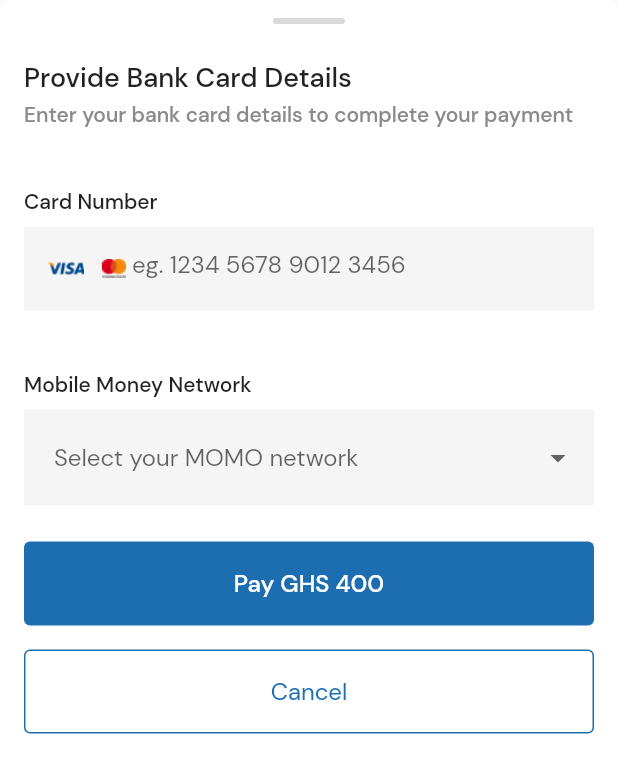
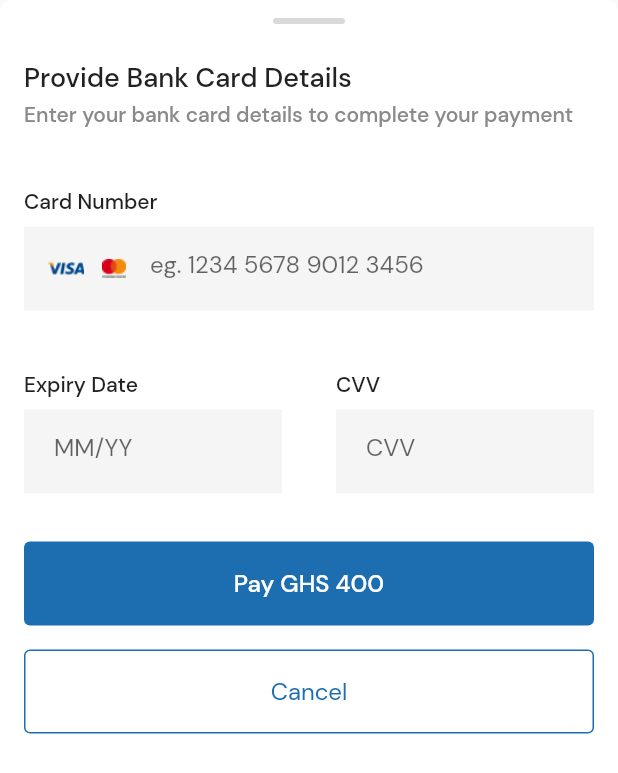
Before and after one commit to uxderrick/hostel_hub, a Flutter app: the CardBottomSheet widget shown alone on an empty page, opened directly, on a phone screen of 412 x 824 dp. Shown: the top 773 px of the screen. Run offline on Flutter 3.47's test engine with Material 2 defaults, Android fonts, the phone set to English and light mode, and no system bars; our stand-ins replace contained_tab_bar_view, modal_bottom_sheet, smooth_page_indicator, styled_text, timer_count_down.

```diff
--- a/lib/Screens/card_bottomsheet.dart
+++ b/lib/Screens/card_bottomsheet.dart
@@ -1,5 +1,6 @@
 import 'package:flutter/material.dart';
 import 'package:flutter/services.dart';
+import 'package:hostel_hub/Screens/processing_1.dart';
 
 class CardBottomSheet extends StatefulWidget {
   const CardBottomSheet({super.key});
@@ -68,6 +69,7 @@ class _CardBottomSheetState extends State<CardBottomSheet> {
                   height: 56,
                   child: TextFormField(
                     inputFormatters: [
+                      LengthLimitingTextInputFormatter(19),
                       FilteringTextInputFormatter.digitsOnly,
                       CardNumberFormatter()
                     ],
@@ -75,7 +77,7 @@ class _CardBottomSheetState extends State<CardBottomSheet> {
                     keyboardType: TextInputType.number,
                     decoration: InputDecoration(
                       prefixIcon: SizedBox(
-                        width: 72,
+                        width: 84,
                         child: Row(
                           children: const [
                             SizedBox(
@@ -105,65 +107,78 @@ class _CardBottomSheetState extends State<CardBottomSheet> {
             const SizedBox(
               height: 40,
             ),
+            Row(
+              children: [
+                Column(
+                  crossAxisAlignment: CrossAxisAlignment.start,
+                  children: [
                     const Text(
-              'Mobile Money Network',
-              style: TextStyle(fontWeight: FontWeight.w500, fontSize: 14),
+                      'Expiry Date',
+                      style:
+                          TextStyle(fontWeight: FontWeight.w500, fontSize: 14),
                     ),
                     const SizedBox(height: 8),
-            DropdownButtonFormField(
-              elevation: 0,
+                    SizedBox(
+                      height: 56,
+                      width: 172,
+                      child: TextFormField(
+                        inputFormatters: [
+                          LengthLimitingTextInputFormatter(5),
+                          FilteringTextInputFormatter.digitsOnly,
+                          CardDateFormatter()
+                        ],
                         decoration: const InputDecoration(
                           contentPadding: EdgeInsets.all(20),
                           border: InputBorder.none,
                           filled: true,
-                hintText: 'Select your MOMO network',
+                          hintText: 'MM/YY',
                         ),
-              items: [
-                DropdownMenuItem(
-                  value: 'MTN',
-                  child: Row(
-                    children: const [
-                      Image(image: AssetImage('images/mtn.png')),
-                      SizedBox(
-                        width: 8,
-                      ),
-                      Text('MTN'),
-                    ],
-                  ),
-                ),
-                DropdownMenuItem(
-                  value: 'Vodafone',
-                  child: Row(
-                    children: const [
-                      Image(image: AssetImage('images/voda.png')),
-                      SizedBox(
-                        width: 8,
-                      ),
-                      Text('Vodafone'),
-                    ],
-                  ),
-                ),
-                DropdownMenuItem(
-                  value: 'Airtel',
-                  child: Row(
-                    children: const [
-                      Image(image: AssetImage('images/airtel.png')),
-                      SizedBox(
-                        width: 8,
-                      ),
-                      Text('Airtel'),
-                    ],
                       ),
                     ),
                   ],
-              onChanged: (v) {
-                setState(() {});
-              },
+                ),
+                const Spacer(),
+                Column(
+                  crossAxisAlignment: CrossAxisAlignment.start,
+                  children: [
+                    const Text(
+                      'CVV',
+                      style:
+                          TextStyle(fontWeight: FontWeight.w500, fontSize: 14),
+                    ),
+                    const SizedBox(height: 8),
+                    SizedBox(
+                      height: 56,
+                      width: 172,
+                      child: TextFormField(
+                        obscureText: true,
+                        inputFormatters: [
+                          LengthLimitingTextInputFormatter(4),
+                          FilteringTextInputFormatter.digitsOnly,
+                        ],
+                        decoration: const InputDecoration(
+                          contentPadding: EdgeInsets.all(20),
+                          border: InputBorder.none,
+                          filled: true,
+                          hintText: 'CVV',
+                        ),
+                      ),
+                    ),
+                  ],
+                )
+              ],
             ),
             const SizedBox(
-              height: 24,
+              height: 32,
             ),
-            Container(
+            GestureDetector(
+              onTap: () {
+                Navigator.push(
+                    context,
+                    MaterialPageRoute(
+                        builder: (context) => const Processing1()));
+              },
+              child: Container(
                 decoration: BoxDecoration(
                     color: const Color(0xff1D6DB1),
                     borderRadius: BorderRadius.circular(4)),
@@ -176,6 +191,7 @@ class _CardBottomSheetState extends State<CardBottomSheet> {
                       color: Colors.white,
                       fontWeight: FontWeight.w500),
                 )),
+              ),
             ),
             const SizedBox(
               height: 16,
@@ -206,16 +222,16 @@ class _CardBottomSheetState extends State<CardBottomSheet> {
 class CardNumberFormatter extends TextInputFormatter {
   @override
   TextEditingValue formatEditUpdate(
-    TextEditingValue previousValue,
-    TextEditingValue nextValue,
+    TextEditingValue oldValue,
+    TextEditingValue newValue,
   ) {
-    var inputText = nextValue.text;
+    var inputText = newValue.text;
 
-    if (nextValue.selection.baseOffset == 0) {
-      return nextValue;
+    if (newValue.selection.baseOffset == 0) {
+      return newValue;
     }
 
-    var bufferString = new StringBuffer();
+    var bufferString = StringBuffer();
     for (int i = 0; i < inputText.length; i++) {
       bufferString.write(inputText[i]);
       var nonZeroIndexValue = i + 1;
@@ -225,11 +241,42 @@ class CardNumberFormatter extends TextInputFormatter {
     }
 
     var string = bufferString.toString();
-    return nextValue.copyWith(
+    return newValue.copyWith(
       text: string,
-      selection: new TextSelection.collapsed(
+      selection: TextSelection.collapsed(
         offset: string.length,
       ),
     );
   }
 }
+
+class CardDateFormatter extends TextInputFormatter {
+  @override
+  TextEditingValue formatEditUpdate(
+    TextEditingValue oldValue,
+    TextEditingValue newValue,
+  ) {
+    var inputText = newValue.text;
+
+    if (newValue.selection.baseOffset == 0) {
+      return newValue;
+    }
+
+    var bufferString = StringBuffer();
+    for (int i = 0; i < inputText.length; i++) {
+      bufferString.write(inputText[i]);
+      var nonZeroIndexValue = i + 1;
+      if (nonZeroIndexValue % 2 == 0 && nonZeroIndexValue != inputText.length) {
+        bufferString.write('/');
+      }
+    }
+
+    var string = bufferString.toString();
+    return newValue.copyWith(
+      text: string,
+      selection: TextSelection.collapsed(
+        offset: string.length,
+      ),
+    );
+  }
+}
--- a/lib/Screens/hostel_detail_screen.dart
+++ b/lib/Screens/hostel_detail_screen.dart
@@ -19,7 +19,6 @@ class _HostelDetailState extends State<HostelDetail> {
   @override
   Widget build(BuildContext context) {
     return Scaffold(
-      backgroundColor: Colors.amber,
       extendBodyBehindAppBar: true,
       appBar: AppBar(
         leading: Row(
--- a/lib/Screens/login.dart
+++ b/lib/Screens/login.dart
@@ -1,6 +1,5 @@
 import 'package:flutter/material.dart';
 import 'package:hostel_hub/Screens/create_account.dart';
-import 'package:hostel_hub/Screens/home.dart';
 
 import 'bottom_nav_bar.dart';
 
--- a/pubspec.yaml
+++ b/pubspec.yaml
@@ -40,6 +40,8 @@ dependencies:
   flutter_rating_bar: ^4.0.1
   contained_tab_bar_view: ^0.8.0
   modal_bottom_sheet: ^2.1.2
+  timer_count_down: ^2.2.1
+  styled_text: ^5.1.0
 
 dev_dependencies:
   flutter_test:
```
Also changed, not shown: lib/Screens/confirmation.dart (added, +148 -0 lines), lib/Screens/momo_bottomsheet.dart (+10 -1 lines), lib/Screens/notifications.dart (+95 -1 lines), lib/Screens/processing_1.dart (added, +117 -0 lines), images/confirmation.png (added), pubspec.lock, 1 other file. Lines whose indentation alone changed are shown as unchanged.
